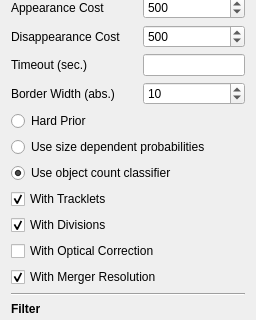
Old version of the form ilastik/applets/tracking/conservation/drawer.ui in the repository ilastik/ilastik; both pictures show x 0 to 256 and y 381 to 701 of the 256 by 1096 pixel window.
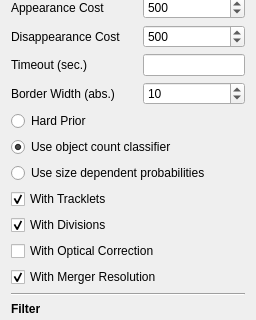
New version of the form.

Commit message: conservation tracking: update tab sequence

What changed in the file:
```diff
--- a/ilastik/applets/tracking/conservation/drawer.ui
+++ b/ilastik/applets/tracking/conservation/drawer.ui
@@ -518,16 +518,6 @@
        </attribute>
       </widget>
      </item>
-     <item>
-      <widget class="QRadioButton" name="sizeDepBox">
-       <property name="text">
-        <string>Use size dependent probabilities</string>
-       </property>
-       <attribute name="buttonGroup">
-        <string notr="true">buttonGroup</string>
-       </attribute>
-      </widget>
-     </item>
      <item>
       <widget class="QRadioButton" name="classifierPriorBox">
        <property name="text">
@@ -541,6 +531,16 @@
        </attribute>
       </widget>
      </item>
+     <item>
+      <widget class="QRadioButton" name="sizeDepBox">
+       <property name="text">
+        <string>Use size dependent probabilities</string>
+       </property>
+       <attribute name="buttonGroup">
+        <string notr="true">buttonGroup</string>
+       </attribute>
+      </widget>
+     </item>
      <item>
       <widget class="QCheckBox" name="trackletsBox">
        <property name="text">
```
Left out of the diff: 7 changed lines with no effect on the pictures.
